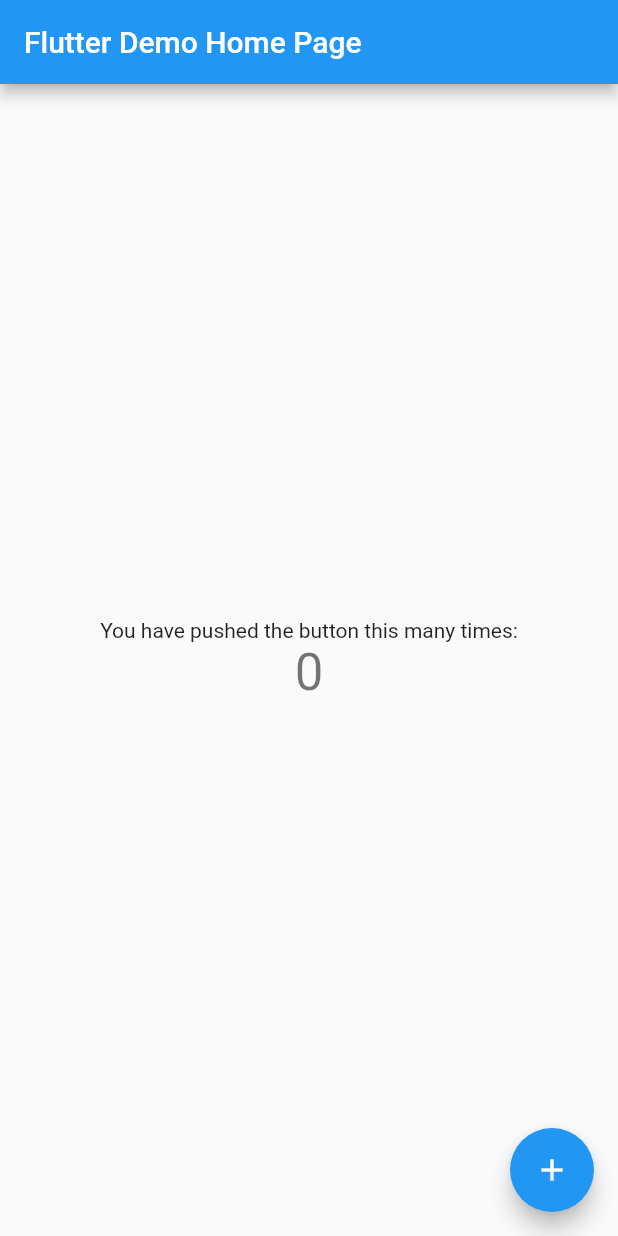
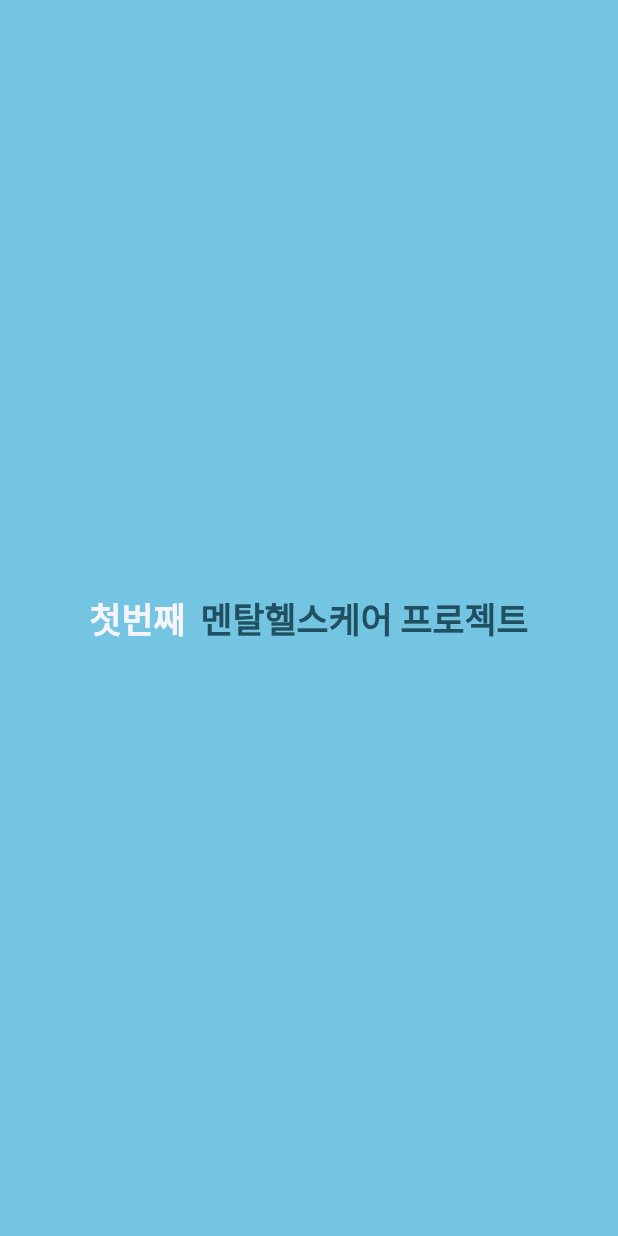
Before and after one commit to katcrow/myFirstProject, a Flutter app: the first screen one second after launch, on a phone screen of 412 x 824 dp. Run offline on Flutter 3.47's test engine with Material 2 defaults, Android fonts, the phone set to English and light mode, and no system bars; drawn by our look-alikes of typewritertext; our stand-ins replace flutter_screenutil, get.

Commit message:
브랜드 첫화면

```diff
--- a/analysis_options.yaml
+++ b/analysis_options.yaml
@@ -7,7 +7,8 @@
 
 # The following line activates a set of recommended lints for Flutter apps,
 # packages, and plugins designed to encourage good coding practices.
-include: package:flutter_lints/flutter.yaml
+
+#include: package:flutter_lints/flutter.yaml
 
 linter:
   # The lint rules applied to this project can be customized in the
--- /dev/null
+++ b/lib/binding/main_binding.dart
@@ -0,0 +1,13 @@
+import 'package:first_mental_health/launchscreen/application/welcome_controller.dart';
+import 'package:get/get.dart';
+
+class MainBinding extends Bindings{
+  @override
+  void dependencies() {
+    // TODO: implement dependencies
+    Get.put<WelcomeController>(WelcomeController());
+  }
+
+
+
+}
--- /dev/null
+++ b/lib/core/theme/app_colors.dart
@@ -0,0 +1,13 @@
+import 'package:flutter/material.dart';
+
+class AppColors{
+
+  AppColors._();
+
+  static const Color mentalBrandColor = Color(0xff74C5E1);
+  static const Color mentalBrandColor2 = Color(0xFFF205061);
+
+
+  static const Color mentalBrandLightColor = Color(0xFFF6F4FB);
+
+}
--- /dev/null
+++ b/lib/core/theme/custom_text.dart
@@ -0,0 +1,9 @@
+class CustomText{
+
+  CustomText._();
+
+  static const String brand_name_1 = '첫번째';
+  static const String brand_name_2 = '멘탈헬스케어 프로젝트';
+
+
+}
--- /dev/null
+++ b/lib/launchscreen/application/welcome_controller.dart
@@ -0,0 +1,18 @@
+import 'package:get/get.dart';
+import '../../routes/app_routes.dart';
+
+class WelcomeController extends GetxController {
+  @override
+  void onInit() {
+    super.onInit();
+    _departWelcome();
+  }
+
+  //-- 런치 화면에 일정 시간 지나면 자동으로 온보드 화면으로 라우팅해주는 기능
+  //-- 일정시간동안 잡아둬야 하기 때문에 async 처리 해야한다.
+  void _departWelcome() async {
+    await Future.delayed(Duration(seconds: 4));
+    //-- 온보드 화면으로 라우팅한다.
+    Get.offAllNamed(Routes.ONBOARD);
+  }
+}
--- /dev/null
+++ b/lib/launchscreen/presentation/welcome_screen.dart
@@ -0,0 +1,43 @@
+import 'package:first_mental_health/core/theme/app_colors.dart';
+import 'package:first_mental_health/core/theme/custom_text.dart';
+import 'package:flutter/material.dart';
+import 'package:flutter_screenutil/flutter_screenutil.dart';
+import 'package:typewritertext/typewritertext.dart';
+
+class WelcomeScreen extends StatelessWidget {
+  const WelcomeScreen({Key? key}) : super(key: key);
+
+  @override
+  Widget build(BuildContext context) {
+    return Scaffold(
+      backgroundColor: AppColors.mentalBrandColor,
+      body: Center(
+        child: Row(
+          mainAxisAlignment: MainAxisAlignment.center,
+          children: [
+            Text(
+              CustomText.brand_name_1,
+              style: TextStyle(
+                fontWeight: FontWeight.bold,
+                fontSize: 24.0.sp,
+                color: AppColors.mentalBrandLightColor,
+              ),
+            ),
+            SizedBox(width: 10.0.w),
+            TypeWriterText(
+              duration: Duration(milliseconds: 300),
+              text: Text(
+                CustomText.brand_name_2,
+                style: TextStyle(
+                  fontWeight: FontWeight.bold,
+                  fontSize: 24.0.sp,
+                  color: AppColors.mentalBrandColor2,
+                ),
+              ),
+            ),
+          ],
+        ),
+      ),
+    );
+  }
+}
--- a/lib/main.dart
+++ b/lib/main.dart
@@ -1,4 +1,9 @@
+import 'package:first_mental_health/binding/main_binding.dart';
+import 'package:first_mental_health/routes/app_pages.dart';
 import 'package:flutter/material.dart';
+import 'package:flutter_screenutil/flutter_screenutil.dart';
+import 'package:get/get.dart';
+import 'launchscreen/presentation/welcome_screen.dart';
 
 void main() {
   runApp(const MyApp());
@@ -7,109 +12,25 @@
 class MyApp extends StatelessWidget {
   const MyApp({Key? key}) : super(key: key);
 
-  // This widget is the root of your application.
   @override
   Widget build(BuildContext context) {
-    return MaterialApp(
-      title: 'Flutter Demo',
-      theme: ThemeData(
-        // This is the theme of your application.
-        //
-        // Try running your application with "flutter run". You'll see the
-        // application has a blue toolbar. Then, without quitting the app, try
-        // changing the primarySwatch below to Colors.green and then invoke
-        // "hot reload" (press "r" in the console where you ran "flutter run",
-        // or simply save your changes to "hot reload" in a Flutter IDE).
-        // Notice that the counter didn't reset back to zero; the application
-        // is not restarted.
-        primarySwatch: Colors.blue,
+    return ScreenUtilInit(
+      designSize: const Size(411, 852),
+      minTextAdapt: true,
+      splitScreenMode: true,
+      builder: (context, child) => GetMaterialApp(
+        initialBinding: MainBinding(),
+        debugShowCheckedModeBanner: false,
+        title: 'My First Project',
+        theme: ThemeData(
+          primarySwatch: Colors.blue,
+          fontFamily: "NotoSansKR",
+        ),
+        themeMode: ThemeMode.system,
+        initialRoute: AppPages.INITIAL,
+        getPages: AppPages.routes,
+        home: WelcomeScreen(),
       ),
-      home: const MyHomePage(title: 'Flutter Demo Home Page'),
     );
   }
 }
-
-class MyHomePage extends StatefulWidget {
-  const MyHomePage({Key? key, required this.title}) : super(key: key);
-
-  // This widget is the home page of your application. It is stateful, meaning
-  // that it has a State object (defined below) that contains fields that affect
-  // how it looks.
-
-  // This class is the configuration for the state. It holds the values (in this
-  // case the title) provided by the parent (in this case the App widget) and
-  // used by the build method of the State. Fields in a Widget subclass are
-  // always marked "final".
-
-  final String title;
-
-  @override
-  State<MyHomePage> createState() => _MyHomePageState();
-}
-
-class _MyHomePageState extends State<MyHomePage> {
-  int _counter = 0;
-
-  void _incrementCounter() {
-    setState(() {
-      // This call to setState tells the Flutter framework that something has
-      // changed in this State, which causes it to rerun the build method below
-      // so that the display can reflect the updated values. If we changed
-      // _counter without calling setState(), then the build method would not be
-      // called again, and so nothing would appear to happen.
-      _counter++;
-    });
-  }
-
-  @override
-  Widget build(BuildContext context) {
-    // This method is rerun every time setState is called, for instance as done
-    // by the _incrementCounter method above.
-    //
-    // The Flutter framework has been optimized to make rerunning build methods
-    // fast, so that you can just rebuild anything that needs updating rather
-    // than having to individually change instances of widgets.
-    return Scaffold(
-      appBar: AppBar(
-        // Here we take the value from the MyHomePage object that was created by
-        // the App.build method, and use it to set our appbar title.
-        title: Text(widget.title),
-      ),
-      body: Center(
-        // Center is a layout widget. It takes a single child and positions it
-        // in the middle of the parent.
-        child: Column(
-          // Column is also a layout widget. It takes a list of children and
-          // arranges them vertically. By default, it sizes itself to fit its
-          // children horizontally, and tries to be as tall as its parent.
-          //
-          // Invoke "debug painting" (press "p" in the console, choose the
-          // "Toggle Debug Paint" action from the Flutter Inspector in Android
-          // Studio, or the "Toggle Debug Paint" command in Visual Studio Code)
-          // to see the wireframe for each widget.
-          //
-          // Column has various properties to control how it sizes itself and
-          // how it positions its children. Here we use mainAxisAlignment to
-          // center the children vertically; the main axis here is the vertical
-          // axis because Columns are vertical (the cross axis would be
-          // horizontal).
-          mainAxisAlignment: MainAxisAlignment.center,
-          children: <Widget>[
-            const Text(
-              'You have pushed the button this many times:',
-            ),
-            Text(
-              '$_counter',
-              style: Theme.of(context).textTheme.headline4,
-            ),
-          ],
-        ),
-      ),
-      floatingActionButton: FloatingActionButton(
-        onPressed: _incrementCounter,
-        tooltip: 'Increment',
-        child: const Icon(Icons.add),
-      ), // This trailing comma makes auto-formatting nicer for build methods.
-    );
-  }
-}
--- /dev/null
+++ b/lib/onboard/presentation/onboard_screen.dart
@@ -0,0 +1,14 @@
+import 'package:flutter/material.dart';
+
+class OnboardingScreen extends StatelessWidget {
+  const OnboardingScreen({Key? key}) : super(key: key);
+
+  @override
+  Widget build(BuildContext context) {
+    return Scaffold(
+      body: Center(
+        child: Text("onboard"),
+      ),
+    );
+  }
+}
--- /dev/null
+++ b/lib/routes/app_pages.dart
@@ -0,0 +1,21 @@
+import 'package:first_mental_health/launchscreen/presentation/welcome_screen.dart';
+import 'package:get/get.dart';
+import '../onboard/presentation/onboard_screen.dart';
+import 'app_routes.dart';
+
+class AppPages {
+  AppPages._();
+
+  static const INITIAL = Routes.SPLASH;
+
+  static final routes = [
+    GetPage(
+      name: INITIAL,
+      page: () => WelcomeScreen(),
+    ),
+    GetPage(
+      name: Routes.ONBOARD,
+      page: () => OnboardingScreen(),
+    ),
+  ];
+}
--- /dev/null
+++ b/lib/routes/app_routes.dart
@@ -0,0 +1,8 @@
+// 그냥 AppColors.dart 처럼 하면 안되나?
+
+class Routes {
+  Routes._();
+
+  static const String SPLASH = "/";
+  static const String ONBOARD = "/onboard";
+}
```
Also changed, not shown: pubspec.yaml (+23 -35 lines), pubspec.lock, 6 other files.
